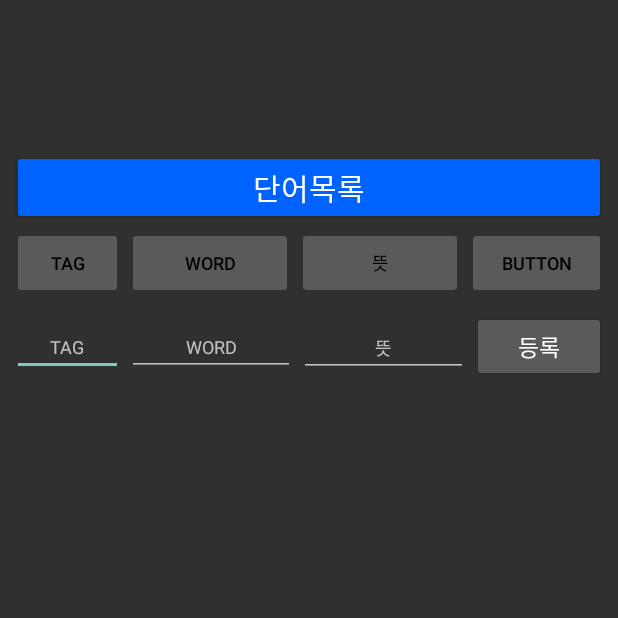
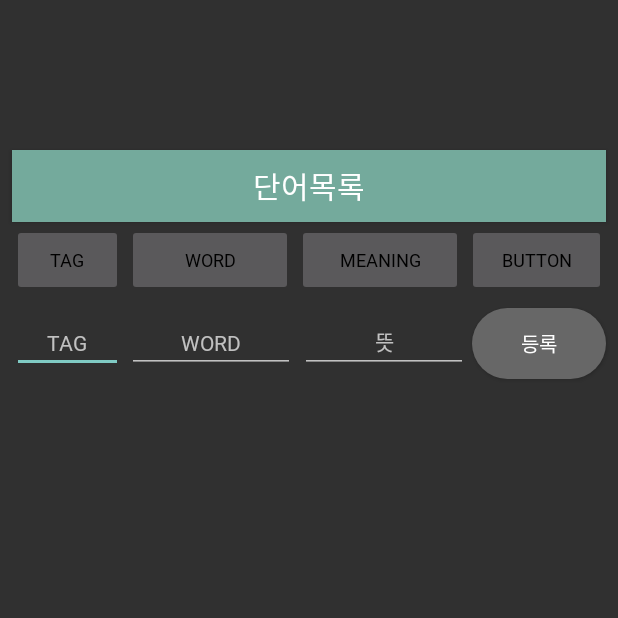
Before and after one commit to Gi-Woong/English-Personal-Training, an Android app: the fragment WordSetFragment shown on its own in the app's theme, on a phone screen of 412 x 824 dp, the top half of it. Run offline under Robolectric (Android 15) with nearby library versions, the phone set to English and light mode, and no system bars; our stand-ins replace Room's generated code.

Commit message:
Chore: font 및 layout 수정

```diff
--- a/app/src/main/res/layout/fragment_db.xml
+++ b/app/src/main/res/layout/fragment_db.xml
@@ -16,9 +16,8 @@
             android:layout_marginEnd="8dp"
             android:text="단어목록"
             android:textSize="20sp"
-
-            style="@style/colorEx"
-
+            android:fontFamily="@font/pretendard_bold"
+            android:background="#74AA9C"
             app:layout_constraintEnd_toEndOf="parent"
             app:layout_constraintHorizontal_bias="0.0"
             app:layout_constraintStart_toStartOf="parent"
@@ -38,7 +37,8 @@
             android:layout_marginEnd="1dp"
             android:layout_marginTop="1dp"
             android:textColor="@color/black"
-            android:enabled="false"/>
+            android:enabled="false"
+            android:fontFamily="@font/pretendard_semibold"/>
 
         <androidx.appcompat.widget.AppCompatButton
             android:id="@+id/button_word"
@@ -54,14 +54,15 @@
             android:layout_marginEnd="1dp"
             android:layout_marginTop="1dp"
             android:textColor="@color/black"
-            android:enabled="false"/>
+            android:enabled="false"
+            android:fontFamily="@font/pretendard_semibold"/>
 
         <androidx.appcompat.widget.AppCompatButton
             android:id="@+id/button_meaning"
             android:layout_width="0dp"
             android:layout_height="wrap_content"
             app:layout_constraintHorizontal_weight="1.2"
-            android:text="뜻"
+            android:text="Meaning"
             android:textSize="12sp"
             app:layout_constraintStart_toEndOf="@id/button_word"
             app:layout_constraintEnd_toStartOf="@id/button_add_remove"
@@ -70,7 +71,8 @@
             android:layout_marginEnd="1dp"
             android:layout_marginTop="1dp"
             android:textColor="@color/black"
-            android:enabled="false"/>
+            android:enabled="false"
+            android:fontFamily="@font/pretendard_semibold"/>
 
         <androidx.appcompat.widget.AppCompatButton
             android:id="@+id/button_add_remove"
@@ -86,7 +88,8 @@
             android:layout_marginEnd="8dp"
             android:layout_marginTop="1dp"
             android:textColor="@color/black"
-            android:enabled="false"/>
+            android:enabled="false"
+            android:fontFamily="@font/pretendard_semibold"/>
 
         <!-- 새로 추가할 입력 칸과 버튼 -->
         <EditText
@@ -98,10 +101,11 @@
             android:layout_marginEnd="1dp"
             android:hint="TAG"
             android:gravity="center"
-            android:textSize="12sp"
+            android:textSize="14sp"
             app:layout_constraintEnd_toStartOf="@id/addWordEditText"
             app:layout_constraintStart_toStartOf="parent"
-            app:layout_constraintTop_toBottomOf="@id/button_tag" />
+            app:layout_constraintTop_toBottomOf="@id/button_tag"
+            android:fontFamily="@font/pretendard_regular"/>
 
         <EditText
             android:id="@+id/addWordEditText"
@@ -112,24 +116,26 @@
             android:layout_marginEnd="1dp"
             android:hint="WORD"
             android:gravity="center"
-            android:textSize="12sp"
+            android:textSize="14sp"
             app:layout_constraintEnd_toStartOf="@id/addMeaningEditText"
             app:layout_constraintStart_toEndOf="@id/addTagEditText"
-            app:layout_constraintTop_toBottomOf="@id/button_word" />
+            app:layout_constraintTop_toBottomOf="@id/button_word"
+            android:fontFamily="@font/pretendard_regular"/>
 
         <EditText
             android:id="@+id/addMeaningEditText"
-            android:layout_width="0dp"
-            android:layout_height="wrap_content"
+            android:layout_width="112dp"
+            android:layout_height="38dp"
             android:layout_marginStart="1dp"
             android:layout_marginTop="13dp"
             android:layout_marginEnd="1dp"
             android:hint="뜻"
             android:gravity="center"
-            android:textSize="12sp"
+            android:textSize="14sp"
             app:layout_constraintEnd_toStartOf="@id/addButton"
             app:layout_constraintStart_toEndOf="@id/addWordEditText"
-            app:layout_constraintTop_toBottomOf="@id/button_meaning" />
+            app:layout_constraintTop_toBottomOf="@id/button_meaning"
+            android:fontFamily="@font/pretendard_regular"/>
 
         <Button
             android:id="@+id/addButton"
@@ -139,10 +145,13 @@
             android:layout_marginTop="8dp"
             android:layout_marginEnd="8dp"
             android:text="등록"
-            android:textSize="15sp"
+            android:textSize="13sp"
             app:layout_constraintEnd_toEndOf="parent"
             app:layout_constraintStart_toEndOf="@id/addMeaningEditText"
-            app:layout_constraintTop_toBottomOf="@id/button_add_remove" />
+            app:layout_constraintTop_toBottomOf="@id/button_add_remove"
+            android:fontFamily="@font/pretendard_regular"
+            android:background="@drawable/word_btn"
+            />
 
         <androidx.recyclerview.widget.RecyclerView
             android:id="@+id/recyclerView"
@@ -153,7 +162,7 @@
             android:layout_marginEnd="8dp"
             app:layout_constraintStart_toStartOf="parent"
             app:layout_constraintTop_toBottomOf="@+id/addButton"
-            app:layout_constraintVertical_bias="0.139" />
-
-
+            app:layout_constraintVertical_bias="0.139"
+            android:fontFamily="@font/pretendard_light"
+            />
 </androidx.constraintlayout.widget.ConstraintLayout>
--- a/app/src/main/res/layout/fragment_test.xml
+++ b/app/src/main/res/layout/fragment_test.xml
@@ -20,5 +20,6 @@
         android:layout_gravity="right"
         android:layout_width="wrap_content"
         android:layout_height="wrap_content"
-        android:text="결과확인"/>
+        android:text="결과확인"
+        android:fontFamily="@font/pretendard_semibold"/>
 </LinearLayout>
```
Also changed, not shown: app/src/main/res/layout/activity_composing_test.xml (+28 -11 lines), app/src/main/res/layout/fragment_home.xml (+18 -16 lines).
